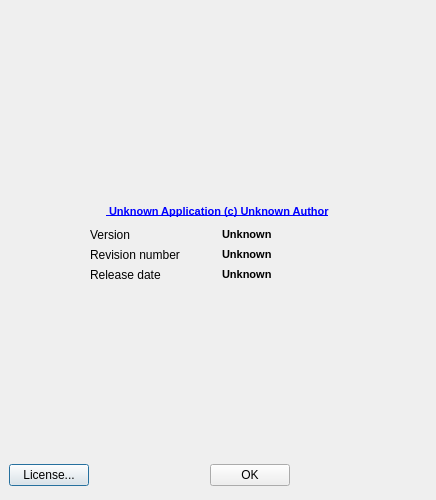
Before: the Qt Designer form src/Gui/AboutApplication.ui in berndhahnebach/All_FreeCAD, drawn with Qt 5.
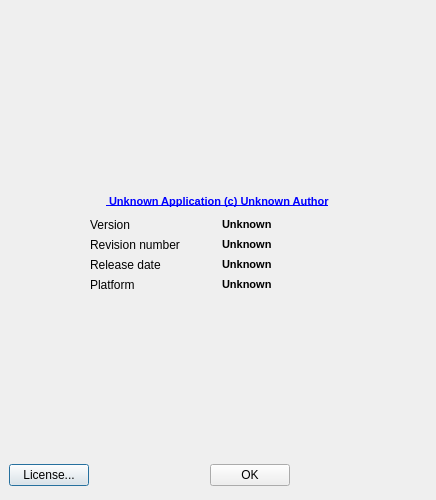
After: the same form once the commit is applied. Custom widgets are drawn as their Qt base class.

Commit message: + show platform in About dialog

The edit to the form file:
```diff
--- a/src/Gui/AboutApplication.ui
+++ b/src/Gui/AboutApplication.ui
@@ -105,6 +105,20 @@
        <property name="spacing">
         <number>6</number>
        </property>
+       <item row="3" column="0">
+        <widget class="QLabel" name="labelPlatform">
+         <property name="text">
+          <string>Platform</string>
+         </property>
+        </widget>
+       </item>
+       <item row="3" column="1">
+        <widget class="QLabel" name="labelBuildPlatform">
+         <property name="text">
+          <string notr="true">&lt;html&gt;&lt;head&gt;&lt;meta name=&quot;qrichtext&quot; content=&quot;1&quot; /&gt;&lt;/head&gt;&lt;body style=&quot; white-space: pre-wrap; font-family:MS Shell Dlg 2; font-size:7.8pt; font-weight:400; font-style:normal; text-decoration:none;&quot;&gt;&lt;p style=&quot; margin-top:0px; margin-bottom:0px; margin-left:0px; margin-right:0px; -qt-block-indent:0; text-indent:0px; font-size:8pt;&quot;&gt;&lt;span style=&quot; font-weight:600;&quot;&gt;Unknown&lt;/span&gt;&lt;/p&gt;&lt;/body&gt;&lt;/html&gt;</string>
+         </property>
+        </widget>
+       </item>
        <item row="2" column="0">
         <widget class="QLabel" name="labelDate">
          <property name="text">
```
The commit also changes 1 other file.
